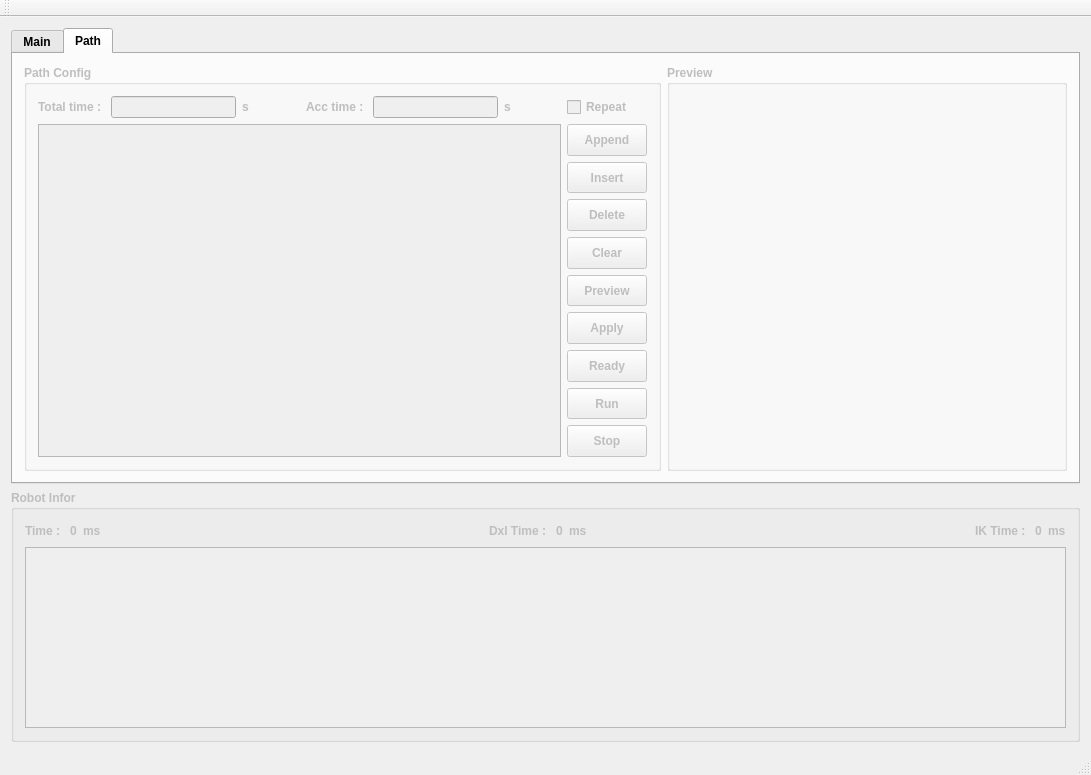
hajunsong/Controller, file RobotControllerUI/MainWindow/mainwindow.ui: the form before one commit.
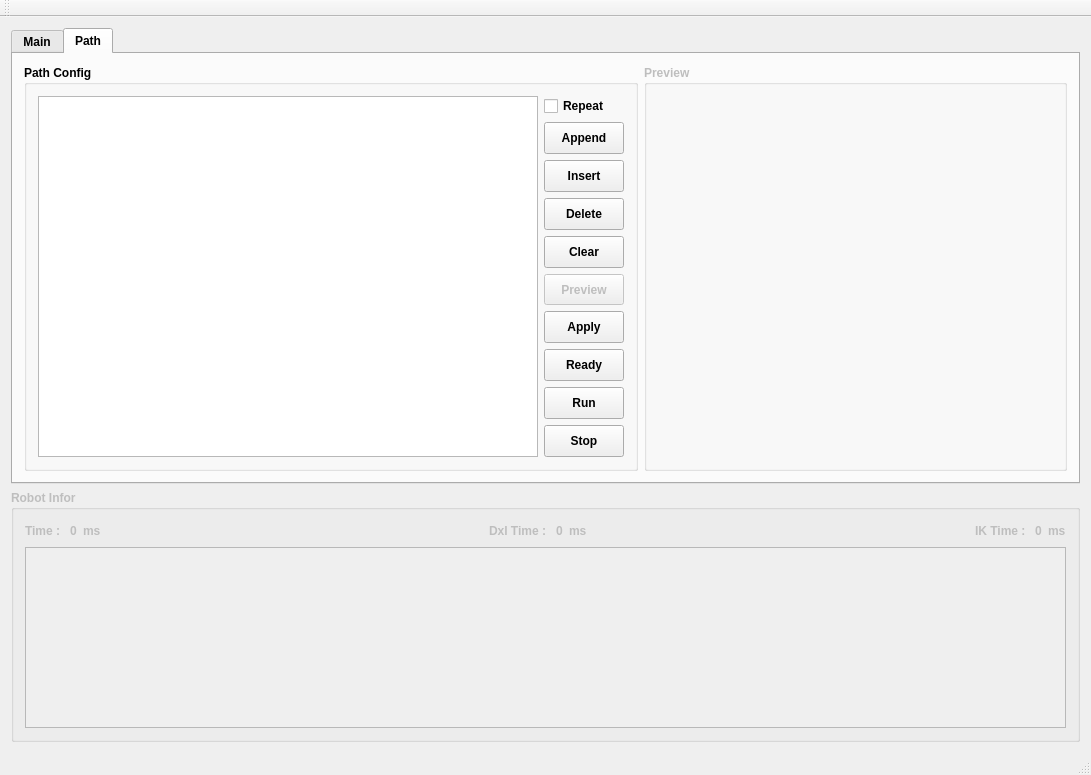
The form after the commit.

What changed in the file:
```diff
--- a/RobotControllerUI/MainWindow/mainwindow.ui
+++ b/RobotControllerUI/MainWindow/mainwindow.ui
@@ -1353,7 +1353,7 @@
         <item row="0" column="0">
          <widget class="QGroupBox" name="gbTrajectory">
           <property name="enabled">
-           <bool>false</bool>
+           <bool>true</bool>
           </property>
           <property name="font">
            <font>
@@ -1365,69 +1365,14 @@
            <string>Path Config</string>
           </property>
           <layout class="QGridLayout" name="gridLayout_6">
-           <item row="0" column="0">
-            <layout class="QHBoxLayout" name="horizontalLayout_8">
-             <item>
-              <widget class="QLabel" name="label_8">
-               <property name="text">
-                <string>Total time : </string>
-               </property>
-              </widget>
-             </item>
-             <item>
-              <widget class="QLineEdit" name="lineEdit"/>
-             </item>
-             <item>
-              <widget class="QLabel" name="label_6">
-               <property name="text">
-                <string>s</string>
-               </property>
-              </widget>
-             </item>
-            </layout>
-           </item>
-           <item row="0" column="4">
+           <item row="0" column="2">
             <widget class="QCheckBox" name="cbRepeat">
              <property name="text">
               <string>Repeat</string>
              </property>
             </widget>
            </item>
-           <item row="0" column="1">
-            <spacer name="horizontalSpacer_3">
-             <property name="orientation">
-              <enum>Qt::Horizontal</enum>
-             </property>
-             <property name="sizeHint" stdset="0">
-              <size>
-               <width>40</width>
-               <height>20</height>
-              </size>
-             </property>
-            </spacer>
-           </item>
-           <item row="0" column="2">
-            <layout class="QHBoxLayout" name="horizontalLayout_13">
-             <item>
-              <widget class="QLabel" name="label_9">
-               <property name="text">
-                <string>Acc time : </string>
-               </property>
-              </widget>
-             </item>
-             <item>
-              <widget class="QLineEdit" name="lineEdit_2"/>
-             </item>
-             <item>
-              <widget class="QLabel" name="label_7">
-               <property name="text">
-                <string>s</string>
-               </property>
-              </widget>
-             </item>
-            </layout>
-           </item>
-           <item row="1" column="4">
+           <item row="1" column="2">
             <layout class="QVBoxLayout" name="verticalLayout_6">
              <item>
               <widget class="QPushButton" name="btnPathAppend">
@@ -1551,20 +1496,7 @@
              </item>
             </layout>
            </item>
-           <item row="0" column="3">
-            <spacer name="horizontalSpacer_4">
-             <property name="orientation">
-              <enum>Qt::Horizontal</enum>
-             </property>
-             <property name="sizeHint" stdset="0">
-              <size>
-               <width>40</width>
-               <height>20</height>
-              </size>
-             </property>
-            </spacer>
-           </item>
-           <item row="1" column="0" colspan="4">
+           <item row="0" column="0" rowspan="2" colspan="2">
             <widget class="QTableView" name="tvPathData">
              <property name="minimumSize">
               <size>
```
